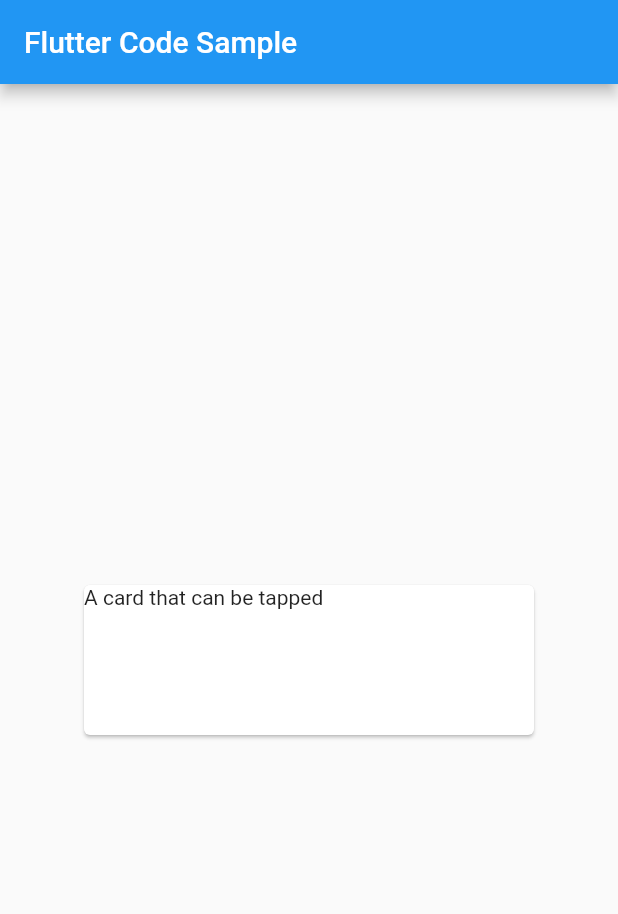
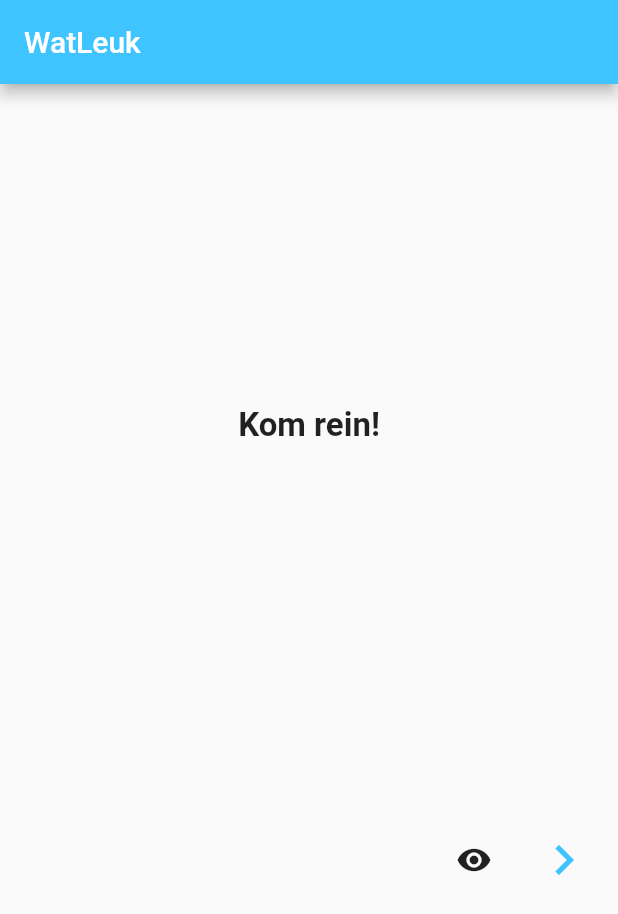
Before and after one commit to serious6/WatLeuk, a Flutter app: the screen it shows after launch, on a phone screen of 412 x 824 dp. Shown: the top 914 px of the screen. Run offline on Flutter 3.47's test engine with Material 2 defaults, Android fonts, the phone set to English and light mode, and no system bars.

```diff
--- a/lib/main.dart
+++ b/lib/main.dart
@@ -4,46 +4,173 @@
 // tapped this [Card]'s [InkWell] displays an "ink splash" that fills the
 // entire card.
 
+import 'dart:collection';
+
 import 'package:flutter/material.dart';
+
+import 'model/translation.dart';
 
 void main() => runApp(MyApp());
 
 /// This Widget is the main application widget.
 class MyApp extends StatelessWidget {
-  static const String _title = 'Flutter Code Sample';
+  static const String _title = 'WatLeuk';
 
   @override
   Widget build(BuildContext context) {
+    final MyStatefulWidget _maskWidget = MyStatefulWidget();
+
     return MaterialApp(
       title: _title,
       home: Scaffold(
-        appBar: AppBar(title: const Text(_title)),
-        body: MyStatelessWidget(),
+        appBar: AppBar(
+          title: const Text(_title),
+          backgroundColor: Colors.lightBlueAccent,
+        ),
+        body: _maskWidget,
       ),
     );
   }
 }
 
 /// This is the stateless widget that the main application instantiates.
-class MyStatelessWidget extends StatelessWidget {
-  MyStatelessWidget({Key key}) : super(key: key);
+class MyStatefulWidget extends StatefulWidget {
+  _TranslatorState currentAppState;
+
+  MyStatefulWidget({Key key}) : super(key: key) {
+    currentAppState = new _TranslatorState();
+  }
+
+  @override
+  _TranslatorState createState() => currentAppState;
+}
+
+class _TranslatorState extends State<MyStatefulWidget> {
+  Translation currentTranslation;
+  final Queue<Translation> _translations = new Queue();
+
+  String baseText = '';
+  String translatedText = '';
+
+  _TranslatorState() {
+    buildData();
+    currentTranslation = _translations.removeFirst();
+    baseText = currentTranslation.baseText;
+  }
+
+  void buildData() {
+    _translations.clear();
+    _translations.add(new Translation("Kom rein!", "Kom binnen!"));
+    _translations.add(new Translation("Hallo", "Hoi"));
+    _translations.add(new Translation("heißen", "heeten"));
+    _translations.add(new Translation("essen", "eeten"));
+    _translations.add(new Translation("radfahren", "fietsen"));
+    _translations.add(new Translation("kochen", "koken"));
+    _translations.add(new Translation("Stockwerk", "verdieping"));
+    _translations.add(new Translation("es regnet", "het regent"));
+    _translations.add(new Translation("Bis bald! ", "tot ziens!"));
+    _translations.add(new Translation("Silberzwiebeln", "zilveruitjes"));
+    _translations.add(new Translation("Kühlschrank ", "koelkast"));
+    _translations.add(new Translation("Nicht-Raucher", "niet-roker"));
+    _translations.add(new Translation("Gouda ", "Gouda"));
+    _translations.add(new Translation("Gemüse", "Groente"));
+    _translations.add(new Translation("Stauballergie", "Stofallergie"));
+    _translations.add(new Translation("Hochzeit", "Bruiloft"));
+    _translations.add(new Translation("treffen ", "ontmoeten"));
+    _translations.add(new Translation("herrlich ", "heerlijke"));
+    _translations.add(new Translation("Frühstück ", "ontbijt"));
+    _translations.add(new Translation("einkaufen ", "winkelen"));
+    _translations.add(new Translation("Fußball spielen ", "voetballen"));
+    _translations.add(
+        new Translation("Computerspiele spielen", "computerspelletjes spelen"));
+    _translations.add(new Translation("und", "en"));
+    _translations.add(new Translation("oder", "of"));
+    _translations.add(new Translation("warum ", "waarom"));
+    _translations.add(new Translation("wann ", "wanneer"));
+    _translations.add(new Translation("wie ", "hou"));
+    _translations.add(new Translation("was ", "wat"));
+    _translations.add(new Translation("wer ", "wie"));
+    _translations.add(new Translation("aber ", "maar"));
+    _translations.add(new Translation("wie schön!", "wat leuk!"));
+    _translations.add(new Translation("Das stimmt", "Dat klopt"));
+    _translations.add(new Translation("Ich spreche ein bisschen Niederländisch",
+        "Ik spreek en beetje Nederlands"));
+    _translations.add(new Translation("gar nicht", "helemal niet"));
+    _translations.add(new Translation("sehr gut", "heel goed"));
+    _translations.add(new Translation("bitte", "alsjeblieft"));
+    _translations.add(new Translation("Burnout", "Overspannung"));
+  }
 
   @override
   Widget build(BuildContext context) {
-    return Center(
-      child: Card(
-        child: InkWell(
-          splashColor: Colors.blue.withAlpha(30),
-          onTap: () {
-            print('Card tapped.');
-          },
-          child: Container(
-            width: 300,
-            height: 100,
-            child: Text('A card that can be tapped'),
+    return new Column(
+        mainAxisAlignment: MainAxisAlignment.spaceEvenly,
+        children: <Widget>[
+          new Row(
+            mainAxisAlignment: MainAxisAlignment.center,
+            children: <Widget>[
+              new Column(
+                mainAxisAlignment: MainAxisAlignment.end,
+                children: <Widget>[
+                  new Text(
+                    baseText,
+                    textAlign: TextAlign.center,
+                    style:
+                        TextStyle(fontSize: 22.0, fontWeight: FontWeight.bold),
+                  ),
+                  new Text(
+                    translatedText,
+                    textAlign: TextAlign.center,
+                    style: TextStyle(
+                        fontSize: 22.0, fontWeight: FontWeight.normal),
+                  ),
+                ],
+              ),
+            ],
           ),
-        ),
-      ),
-    );
+          new Row(
+            mainAxisAlignment: MainAxisAlignment.end,
+            children: <Widget>[
+              new ButtonBar(
+                alignment: MainAxisAlignment.spaceEvenly,
+                mainAxisSize: MainAxisSize.max,
+                children: <Widget>[
+                  IconButton(
+                    icon: Icon(Icons.remove_red_eye),
+                    onPressed: () {
+                      unmask();
+                    },
+                  ),
+                  IconButton(
+                    color: Colors.lightBlueAccent,
+                    iconSize: 40,
+                    icon: Icon(Icons.navigate_next),
+                    onPressed: () {
+                      nextTranslation();
+                    },
+                  ),
+                ],
+              ),
+            ],
+          ),
+        ]);
+  }
+
+  void unmask() {
+    setState(() {
+      translatedText = currentTranslation.translatedText;
+    });
+  }
+
+  void nextTranslation() {
+    setState(() {
+      if (_translations.isEmpty) {
+        buildData();
+      }
+      currentTranslation = _translations.removeFirst();
+
+      baseText = currentTranslation.baseText;
+      translatedText = '';
+    });
   }
 }
--- /dev/null
+++ b/lib/model/translation.dart
@@ -0,0 +1,5 @@
+class Translation {
+  String baseText;
+  String translatedText;
+  Translation(this.baseText, this.translatedText);
+}
```
